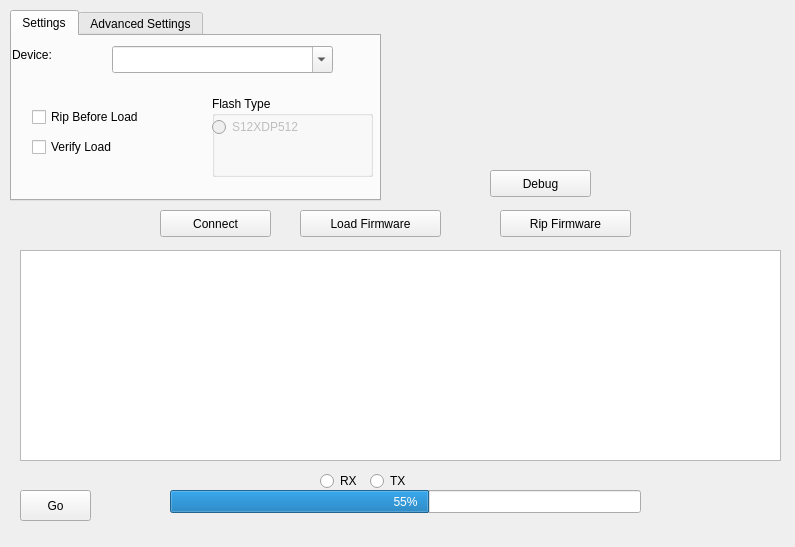
First picture: the form in src/freeems_loader.ui, repository seank/freeems-loader, before the edit.
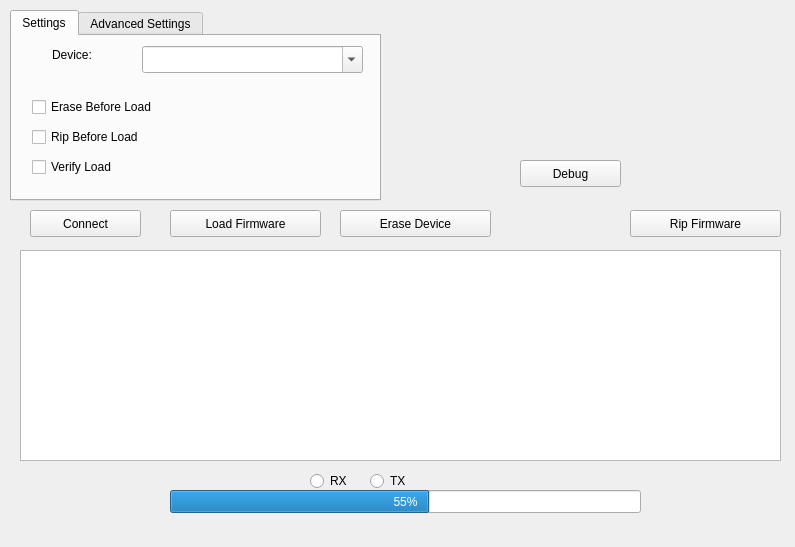
Second picture: the form after the edit. Icons and pictures are not drawn.

The edit to the form file:
```diff
--- a/src/freeems_loader.ui
+++ b/src/freeems_loader.ui
@@ -32,12 +32,15 @@
   <widget class="QPushButton" name="pushConnect">
    <property name="geometry">
     <rect>
-     <x>160</x>
+     <x>30</x>
      <y>210</y>
      <width>111</width>
      <height>27</height>
     </rect>
    </property>
+   <property name="styleSheet">
+    <string notr="true">font: 10pt &quot;Bitstream Charter&quot;;</string>
+   </property>
    <property name="text">
     <string>Connect</string>
    </property>
@@ -45,12 +48,15 @@
   <widget class="QPushButton" name="pushLoad">
    <property name="geometry">
     <rect>
-     <x>300</x>
+     <x>170</x>
      <y>210</y>
-     <width>141</width>
+     <width>151</width>
      <height>27</height>
     </rect>
    </property>
+   <property name="styleSheet">
+    <string notr="true">font: 10pt &quot;Bitstream Charter&quot;;</string>
+   </property>
    <property name="text">
     <string>Load Firmware</string>
    </property>
@@ -68,12 +74,15 @@
   <widget class="QPushButton" name="pushRip">
    <property name="geometry">
     <rect>
-     <x>500</x>
+     <x>630</x>
      <y>210</y>
-     <width>131</width>
+     <width>151</width>
      <height>27</height>
     </rect>
    </property>
+   <property name="styleSheet">
+    <string notr="true">font: 10pt &quot;Bitstream Charter&quot;;</string>
+   </property>
    <property name="text">
     <string>Rip Firmware</string>
    </property>
@@ -81,7 +90,7 @@
   <widget class="QRadioButton" name="radioButton">
    <property name="geometry">
     <rect>
-     <x>320</x>
+     <x>310</x>
      <y>470</y>
      <width>51</width>
      <height>22</height>
@@ -96,7 +105,7 @@
     <rect>
      <x>370</x>
      <y>470</y>
-     <width>41</width>
+     <width>51</width>
      <height>22</height>
     </rect>
    </property>
@@ -117,19 +126,6 @@
     <number>55</number>
    </property>
   </widget>
-  <widget class="QPushButton" name="pushGo">
-   <property name="geometry">
-    <rect>
-     <x>20</x>
-     <y>490</y>
-     <width>71</width>
-     <height>31</height>
-    </rect>
-   </property>
-   <property name="text">
-    <string>Go</string>
-   </property>
-  </widget>
   <widget class="QTabWidget" name="tabWidget">
    <property name="geometry">
     <rect>
@@ -149,12 +145,15 @@
     <widget class="QLabel" name="label_2">
      <property name="geometry">
       <rect>
-       <x>0</x>
+       <x>40</x>
        <y>10</y>
-       <width>51</width>
+       <width>71</width>
        <height>17</height>
       </rect>
      </property>
+     <property name="styleSheet">
+      <string notr="true">font: 10pt &quot;Bitstream Charter&quot;;</string>
+     </property>
      <property name="text">
       <string>Device:</string>
      </property>
@@ -162,7 +161,7 @@
     <widget class="QComboBox" name="comboDevice">
      <property name="geometry">
       <rect>
-       <x>100</x>
+       <x>130</x>
        <y>10</y>
        <width>221</width>
        <height>27</height>
@@ -176,11 +175,14 @@
      <property name="geometry">
       <rect>
        <x>20</x>
-       <y>70</y>
-       <width>121</width>
+       <y>90</y>
+       <width>201</width>
        <height>22</height>
       </rect>
      </property>
+     <property name="styleSheet">
+      <string notr="true">font: 10pt &quot;Bitstream Charter&quot;;</string>
+     </property>
      <property name="text">
       <string>Rip Before Load</string>
      </property>
@@ -189,43 +191,33 @@
      <property name="geometry">
       <rect>
        <x>20</x>
-       <y>100</y>
-       <width>101</width>
+       <y>120</y>
+       <width>141</width>
        <height>22</height>
       </rect>
      </property>
+     <property name="styleSheet">
+      <string notr="true">font: 10pt &quot;Bitstream Charter&quot;;</string>
+     </property>
      <property name="text">
       <string>Verify Load</string>
      </property>
     </widget>
-    <widget class="QGroupBox" name="groupBox">
+    <widget class="QCheckBox" name="chkErase">
      <property name="geometry">
       <rect>
-       <x>200</x>
+       <x>20</x>
        <y>60</y>
-       <width>161</width>
-       <height>81</height>
+       <width>221</width>
+       <height>22</height>
       </rect>
      </property>
-     <property name="title">
-      <string>Flash Type</string>
+     <property name="styleSheet">
+      <string notr="true">font: 10pt &quot;Bitstream Charter&quot;;</string>
      </property>
-     <widget class="QRadioButton" name="radFlashType">
-      <property name="enabled">
-       <bool>false</bool>
-      </property>
-      <property name="geometry">
-       <rect>
-        <x>0</x>
-        <y>20</y>
-        <width>141</width>
-        <height>22</height>
-       </rect>
-      </property>
-      <property name="text">
-       <string>S12XDP512</string>
-      </property>
-     </widget>
+     <property name="text">
+      <string>Erase Before Load</string>
+     </property>
     </widget>
    </widget>
    <widget class="QWidget" name="tab_2">
@@ -368,16 +360,35 @@
   <widget class="QPushButton" name="pushRip_2">
    <property name="geometry">
     <rect>
-     <x>490</x>
-     <y>170</y>
+     <x>520</x>
+     <y>160</y>
      <width>101</width>
      <height>27</height>
     </rect>
    </property>
+   <property name="styleSheet">
+    <string notr="true">font: 10pt &quot;Bitstream Charter&quot;;</string>
+   </property>
    <property name="text">
     <string>Debug</string>
    </property>
   </widget>
+  <widget class="QPushButton" name="pushErase">
+   <property name="geometry">
+    <rect>
+     <x>340</x>
+     <y>210</y>
+     <width>151</width>
+     <height>27</height>
+    </rect>
+   </property>
+   <property name="styleSheet">
+    <string notr="true">font: 10pt &quot;Bitstream Charter&quot;;</string>
+   </property>
+   <property name="text">
+    <string>Erase Device</string>
+   </property>
+  </widget>
  </widget>
  <layoutdefault spacing="6" margin="11"/>
  <resources>
```
Left out of the diff: 14 changed lines with no effect on the pictures.
